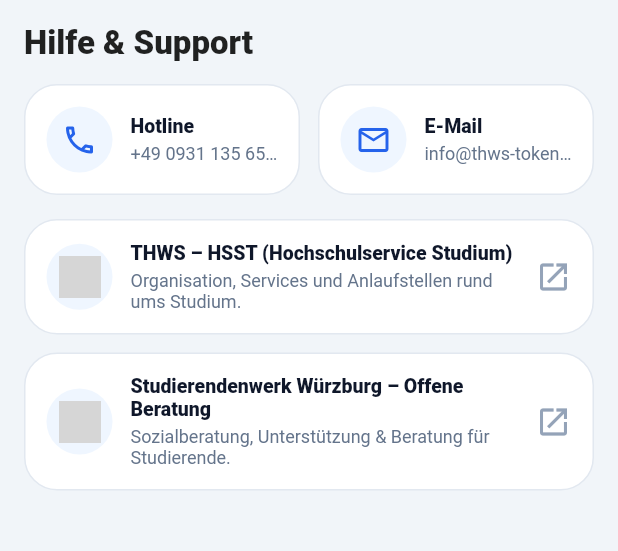
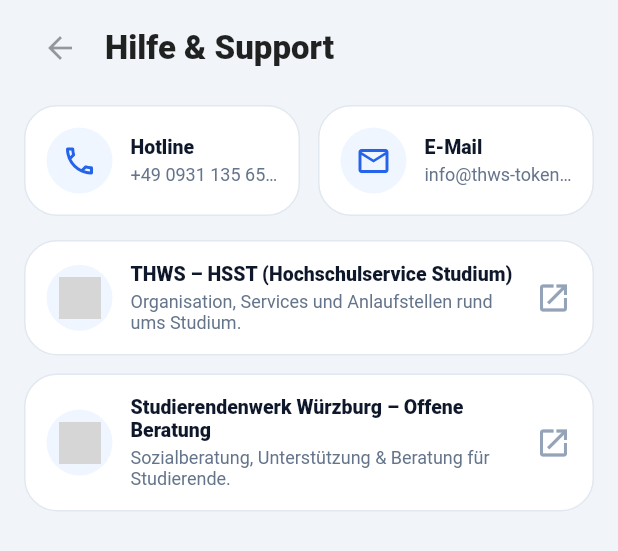
Before and after one commit to UmutVci/thws-utility-token-system, a Flutter app: the HelpSupportScreen widget shown alone on an empty page, opened directly, on a phone screen of 412 x 824 dp. Shown: the top 551 px of the screen. Run offline on Flutter 3.47's test engine with Material 3 defaults, Android fonts, the phone set to English and light mode, and no system bars; our stand-ins replace qr_flutter; grey boxes are pictures that could not be loaded.

Commit message:
Refactor Help & Support screen to include back navigation and update profile screen to toggle between profile and help sections

```diff
--- a/lib/screens/profile/help_and_support_screen.dart
+++ b/lib/screens/profile/help_and_support_screen.dart
@@ -2,7 +2,8 @@
 import 'package:url_launcher/url_launcher.dart';
 
 class HelpSupportScreen extends StatelessWidget {
-  const HelpSupportScreen({super.key});
+  final VoidCallback? onBack;
+  const HelpSupportScreen({super.key, this.onBack});
 
   static const String _hotlineLabel = '+49 0931 135 65 84';
   static const String _hotlineTel = 'tel:+499311356584';
@@ -17,17 +18,25 @@
       color: const Color(0xFFF1F5F9),
       child: SafeArea(
         child: SingleChildScrollView(
-          padding: const EdgeInsets.fromLTRB(16, 16, 16, 110),
+          padding: const EdgeInsets.fromLTRB(16, 8, 16, 110),
           child: Column(
             crossAxisAlignment: CrossAxisAlignment.stretch,
             children: [
+              Row(
+                children: [
+                  IconButton(
+                    onPressed: onBack,
+                    icon: const Icon(Icons.arrow_back),
+                  ),
+                  const SizedBox(width: 6),
                   const Text(
                     'Hilfe & Support',
                     style: TextStyle(fontSize: 22, fontWeight: FontWeight.w800),
                   ),
+                ],
+              ),
               const SizedBox(height: 14),
 
-              // --- Hotline / Mail Quick Actions ---
               Row(
                 children: [
                   Expanded(
@@ -49,23 +58,23 @@
                   ),
                 ],
               ),
-
               const SizedBox(height: 16),
 
-              // --- Links (nur THWS-relevant) ---
-              const _LinkCard(
+              _LinkCard(
                 title: 'THWS – HSST (Hochschulservice Studium)',
-                subtitle: 'Organisation, Services und Anlaufstellen rund ums Studium.',
+                subtitle:
+                    'Organisation, Services und Anlaufstellen rund ums Studium.',
                 url:
                     'https://www.thws.de/hochschule/organisation/hochschulservices/hochschulservice-studium/',
-                leading: _LogoCircle(assetPath: 'assets/icons/thws.png'),
+                leading: const _LogoCircle(assetPath: 'assets/icons/thws.png'),
               ),
 
-              const _LinkCard(
+              _LinkCard(
                 title: 'Studierendenwerk Würzburg – Offene Beratung',
-                subtitle: 'Sozialberatung, Unterstützung & Beratung für Studierende.',
+                subtitle:
+                    'Sozialberatung, Unterstützung & Beratung für Studierende.',
                 url: 'https://www.swerk-wue.de/beratung/offenes-beratungsangebot',
-                leading: _LogoCircle(assetPath: 'assets/icons/swerk.png'),
+                leading: const _LogoCircle(assetPath: 'assets/icons/swerk.png'),
               ),
             ],
           ),
@@ -122,14 +131,12 @@
                 child: Column(
                   crossAxisAlignment: CrossAxisAlignment.start,
                   children: [
-                    Text(
-                      title,
+                    Text(title,
                         style: const TextStyle(
                           fontSize: 13,
                           fontWeight: FontWeight.w800,
                           color: Color(0xFF0F172A),
-                      ),
-                    ),
+                        )),
                     const SizedBox(height: 4),
                     Text(
                       subtitle,
@@ -182,24 +189,17 @@
                 child: Column(
                   crossAxisAlignment: CrossAxisAlignment.start,
                   children: [
-                    Text(
-                      title,
+                    Text(title,
                         style: const TextStyle(
                           fontSize: 13,
                           fontWeight: FontWeight.w800,
                           color: Color(0xFF0F172A),
-                      ),
-                    ),
+                        )),
                     const SizedBox(height: 4),
                     Text(
                       subtitle,
-                      style: const TextStyle(
-                        fontSize: 12,
-                        color: Color(0xFF64748B),
-                        height: 1.2,
+                      style: const TextStyle(fontSize: 12, color: Color(0xFF64748B), height: 1.2),
                     ),
-                    ),
-                    // URL bewusst NICHT anzeigen ✅
                   ],
                 ),
               ),
@@ -231,7 +231,10 @@
       child: Image.asset(
         assetPath,
         fit: BoxFit.contain,
-        errorBuilder: (_, __, ___) => const Icon(Icons.image_not_supported_outlined, color: Color(0xFF94A3B8)),
+        errorBuilder: (_, __, ___) => const Icon(
+          Icons.image_not_supported_outlined,
+          color: Color(0xFF94A3B8),
+        ),
       ),
     );
   }
```
Also changed, not shown: lib/screens/profile/profile_screen.dart (+118 -135 lines), assets/icons/swerk.png (deleted), assets/icons/thws.png (deleted). Lines whose indentation alone changed are shown as unchanged.
